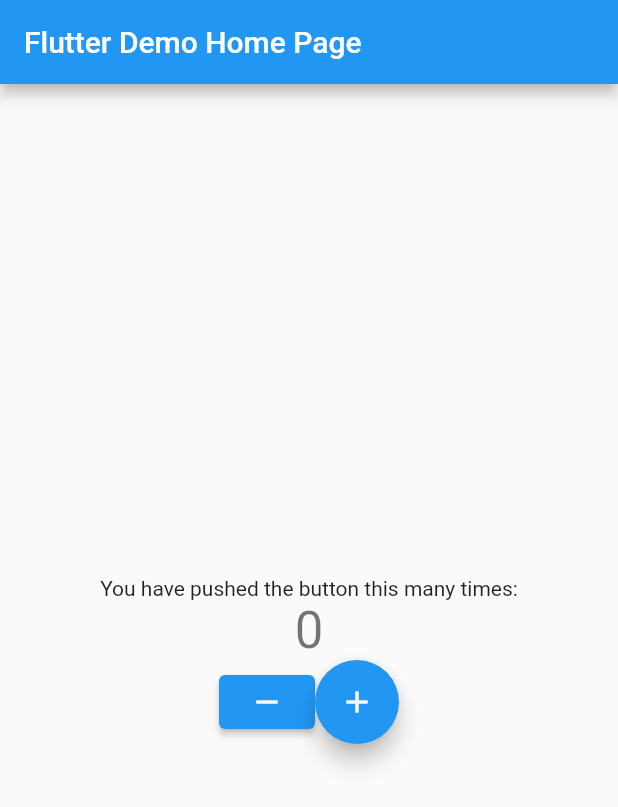
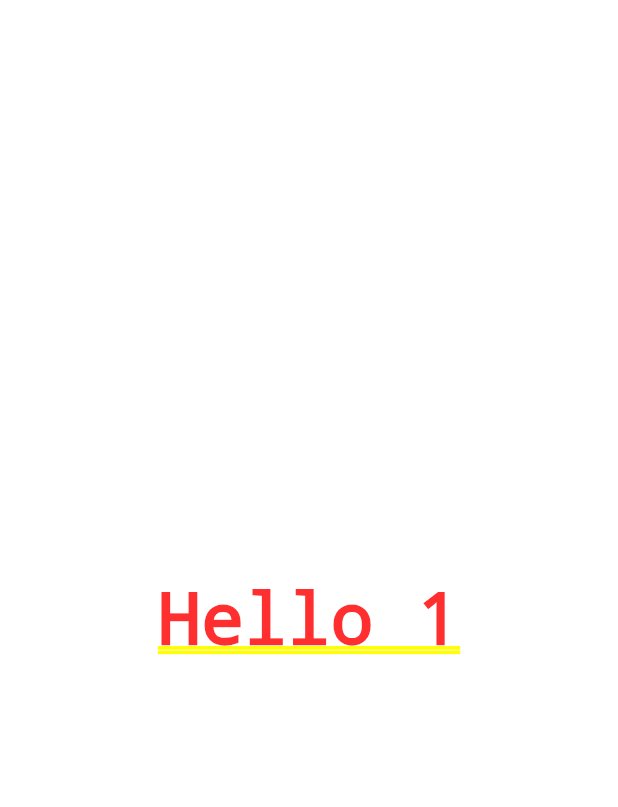
Before and after one commit to Ariox023/places, a Flutter app: the screen it shows after launch, on a phone screen of 412 x 824 dp. Shown: the top 807 px of the screen. Run offline on Flutter 3.47's test engine with Material 2 defaults, Android fonts, the phone set to English and light mode, and no system bars.

Commit message:
Задание номер 3.

```diff
--- a/lib/main.dart
+++ b/lib/main.dart
@@ -1,4 +1,6 @@
-// ignore_for_file: prefer_const_constructors
+// ignore_for_file: prefer_const_constructors, avoid_unnecessary_containers, must_be_immutable, avoid_print, unused_import
+
+import 'dart:developer';
 
 import 'package:flutter/material.dart';
 
@@ -16,7 +18,8 @@ class MyApp extends StatelessWidget {
       theme: ThemeData(
         primarySwatch: Colors.blue,
       ),
-      home: const MyHomePage(title: 'Flutter Demo Home Page'),
+      // home: const MyHomePage(title: 'Flutter Demo Home Page'),
+      home: MySecondWidget(),
     );
   }
 }
@@ -83,3 +86,41 @@ class _MyHomePageState extends State<MyHomePage> {
     );
   }
 }
+
+class MyFirstWidget extends StatelessWidget {
+  MyFirstWidget({Key? key}) : super(key: key);
+  int counter = 0;
+
+  @override
+  Widget build(BuildContext context) {
+    // при горячем рестарте значение счетчика сбрасывается. Потому что у StatelessWidget нет состояния(каждый раз стоится заново.).
+    counter++;
+    print(counter);
+    return Container(
+      child: Center(
+        child: Text('Hello'),
+      ),
+    );
+  }
+}
+
+class MySecondWidget extends StatefulWidget {
+  const MySecondWidget({Key? key}) : super(key: key);
+  @override
+  State<MySecondWidget> createState() => _MySecondWidget();
+}
+
+class _MySecondWidget extends State<MySecondWidget> {
+  // при горячем рестарте сохраняется предыдущее значение счетчика. Потому что у StatefulWidgetа есть состояние.
+  int counter = 0;
+  @override
+  Widget build(BuildContext context) {
+    counter++;
+    print(counter);
+    return Container(
+      child: Center(
+        child: Text('Hello $counter'),
+      ),
+    );
+  }
+}
```
